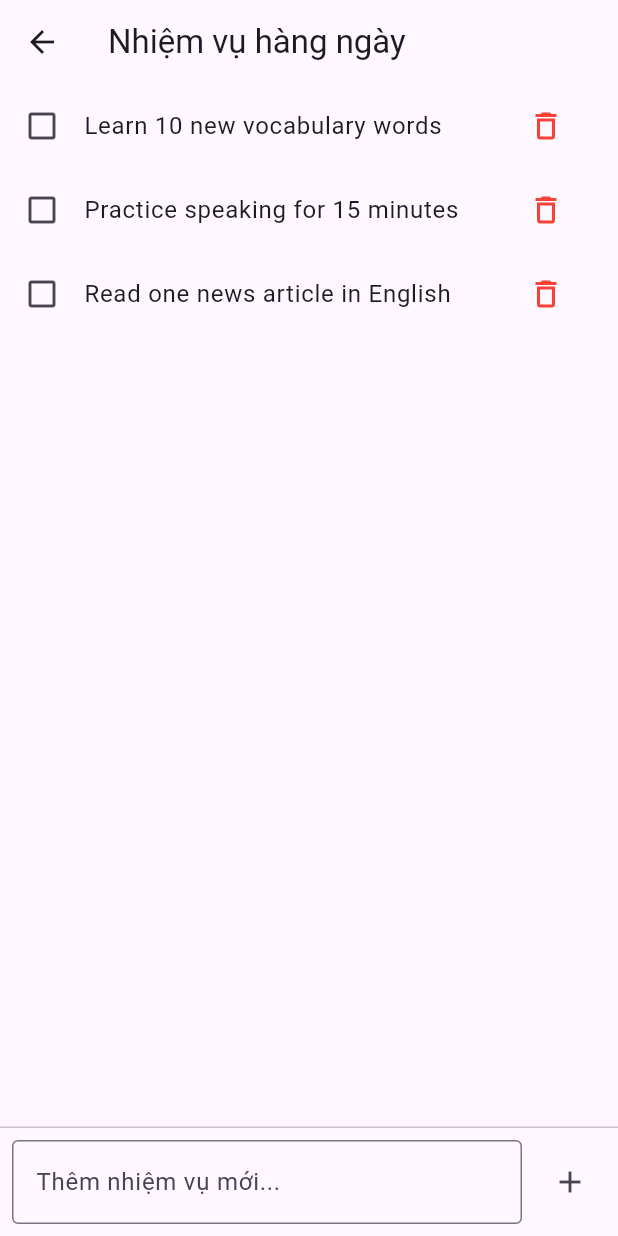
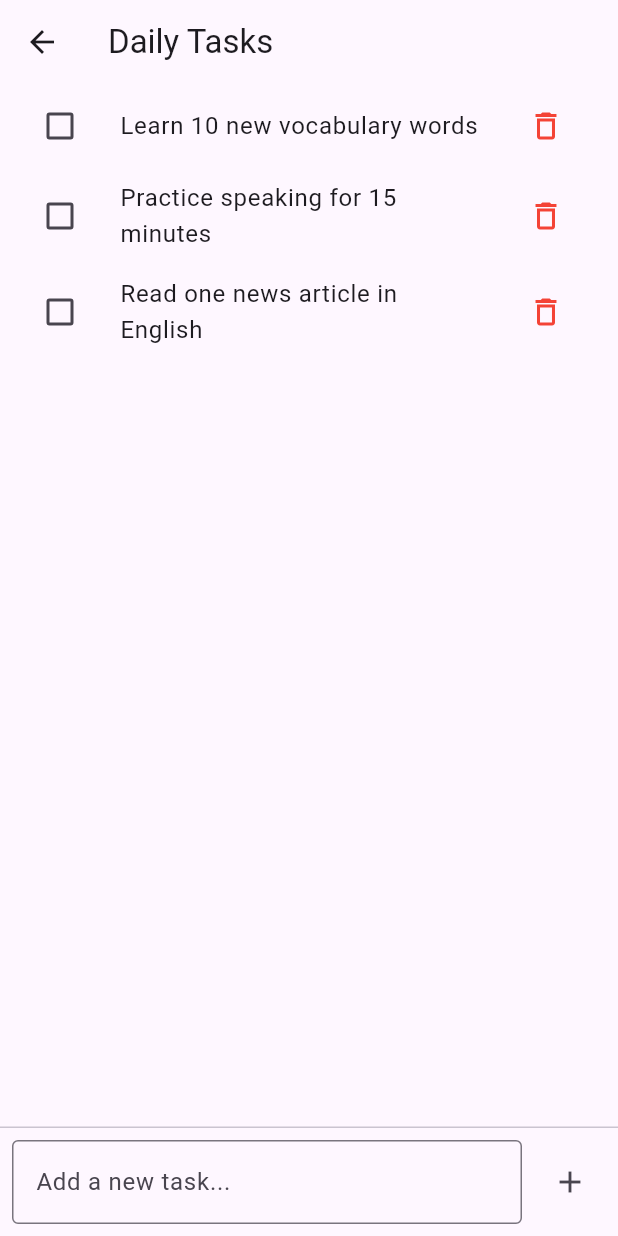
Before and after one commit to aduoke33/2025_LTTBDD_N05_Nhom_4, a Flutter app: the DailyTasksScreen screen opened directly, on a phone screen of 412 x 824 dp. Run offline on Flutter 3.47's test engine with Material 3 defaults, Android fonts, the phone set to English and light mode, and no system bars.

Commit message:
complete localization for all screens and fix Daily Tasks checkbox

```diff
--- a/lib/l10n/app_localizations.dart
+++ b/lib/l10n/app_localizations.dart
@@ -109,38 +109,41 @@ class AppLocalizations {
 
       // Search Screen
       'searchPostsUsers': 'Search posts, users...',
-      'all': 'Tất cả',
-      'users': 'Người dùng',
-      'recent': 'Gần đây',
-      'people': 'Người',
+      'all': 'All',
+      'users': 'Users',
+      'recent': 'Recent',
+      'people': 'People',
       'videos': 'Videos',
-      'noResultsFound': 'Không tìm thấy kết quả',
-      'searchForSomething': 'Tìm kiếm để bắt đầu',
-      'trySearchingForSomethingElse': 'Thử tìm kiếm một cái gì đó khác',
+      'noResultsFound': 'No results found',
+      'searchForSomething': 'Search to get started',
+      'trySearchingForSomethingElse': 'Try searching for something else',
 
       // Help Screen
-      'helpAndSupport': 'Trợ giúp & Hỗ trợ',
-      'searchForHelp': 'Tìm kiếm trợ giúp...',
-      'emailUs': 'Gửi email cho chúng tôi',
-      'liveChat': 'Trò chuyện trực tiếp',
-      'callUs': 'Gọi cho chúng tôi',
-      'frequentlyAskedQuestions': 'Câu hỏi thường gặp',
+      'helpAndSupport': 'Help & Support',
+      'searchForHelp': 'Search for help...',
+      'emailUs': 'Email Us',
+      'liveChat': 'Live Chat',
+      'callUs': 'Call Us',
+      'frequentlyAskedQuestions': 'Frequently Asked Questions',
 
       // Notifications Screen
-      'noNotifications': 'Chưa có thông báo nào',
-      'notificationsWillAppear': 'Thông báo của bạn sẽ xuất hiện ở đây',
+      'noNotifications': 'No notifications yet',
+      'notificationsWillAppear': 'Your notifications will appear here',
 
       // Daily Tasks Screen
-      'dailyTasks': 'Nhiệm vụ hàng ngày',
-      'addNewTask': 'Thêm nhiệm vụ mới...',
+      'dailyTasks': 'Daily Tasks',
+      'addNewTask': 'Add a new task...',
+      'defaultTask1': 'Learn 10 new vocabulary words',
+      'defaultTask2': 'Practice speaking for 15 minutes',
+      'defaultTask3': 'Read one news article in English',
 
       // About Team Screen
-      'projectInfo': 'Thông tin dự án',
-      'course': 'Khóa học',
-      'courseName': 'Phát triển ứng dụng di động',
-      'university': 'Trường đại học',
-      'universityName': 'Trường Đại Học Phenikaa',
-      'teamMembers': 'Thành viên nhóm',
+      'projectInfo': 'Project Information',
+      'course': 'Course',
+      'courseName': 'Mobile Application Development',
+      'university': 'University',
+      'universityName': 'Phenikaa University',
+      'teamMembers': 'Team Members',
       'member1Name': 'Ngo Dang Nhat Dung',
       'member1Id': 'ID: 23010329',
       'member2Name': 'Nguyen Duy Hieu',
--- a/lib/screens/daily_tasks_screen.dart
+++ b/lib/screens/daily_tasks_screen.dart
@@ -9,20 +9,54 @@ class DailyTasksScreen extends StatefulWidget {
 }
 
 class _DailyTasksScreenState extends State<DailyTasksScreen> {
-  final List<String> _tasks = [
-    'Learn 10 new vocabulary words',
-    'Practice speaking for 15 minutes',
-    'Read one news article in English',
-  ];
+  final List<Map<String, dynamic>> _tasks = [];
   final TextEditingController _taskController = TextEditingController();
+
+  @override
+  void initState() {
+    super.initState();
+    // Initialize default tasks
+    WidgetsBinding.instance.addPostFrameCallback((_) {
+      final l10n = AppLocalizations.of(context)!;
+      if (_tasks.isEmpty) {
+        setState(() {
+          _tasks.addAll([
+            {
+              'text':
+                  l10n.get('defaultTask1') ?? 'Learn 10 new vocabulary words',
+              'completed': false,
+            },
+            {
+              'text':
+                  l10n.get('defaultTask2') ??
+                  'Practice speaking for 15 minutes',
+              'completed': false,
+            },
+            {
+              'text':
+                  l10n.get('defaultTask3') ??
+                  'Read one news article in English',
+              'completed': false,
+            },
+          ]);
+        });
+      }
+    });
+  }
 
   void _addTask() {
     if (_taskController.text.isNotEmpty) {
       setState(() {
-        _tasks.add(_taskController.text);
+        _tasks.add({'text': _taskController.text, 'completed': false});
       });
       _taskController.clear();
     }
+  }
+
+  void _toggleTask(int index) {
+    setState(() {
+      _tasks[index]['completed'] = !_tasks[index]['completed'];
+    });
   }
 
   void _deleteTask(int index) {
@@ -48,9 +82,23 @@ class _DailyTasksScreenState extends State<DailyTasksScreen> {
             child: ListView.builder(
               itemCount: _tasks.length,
               itemBuilder: (context, index) {
+                final task = _tasks[index];
                 return ListTile(
-                  title: Text(_tasks[index]),
-                  leading: const Icon(Icons.check_box_outline_blank),
+                  onTap: () => _toggleTask(index),
+                  title: Text(
+                    task['text'],
+                    style: TextStyle(
+                      decoration: task['completed']
+                          ? TextDecoration.lineThrough
+                          : TextDecoration.none,
+                      color: task['completed'] ? Colors.grey : null,
+                    ),
+                  ),
+                  leading: Checkbox(
+                    value: task['completed'],
+                    onChanged: (bool? value) => _toggleTask(index),
+                    activeColor: Colors.green,
+                  ),
                   trailing: IconButton(
                     icon: const Icon(Icons.delete_outline, color: Colors.red),
                     onPressed: () => _deleteTask(index),
```
